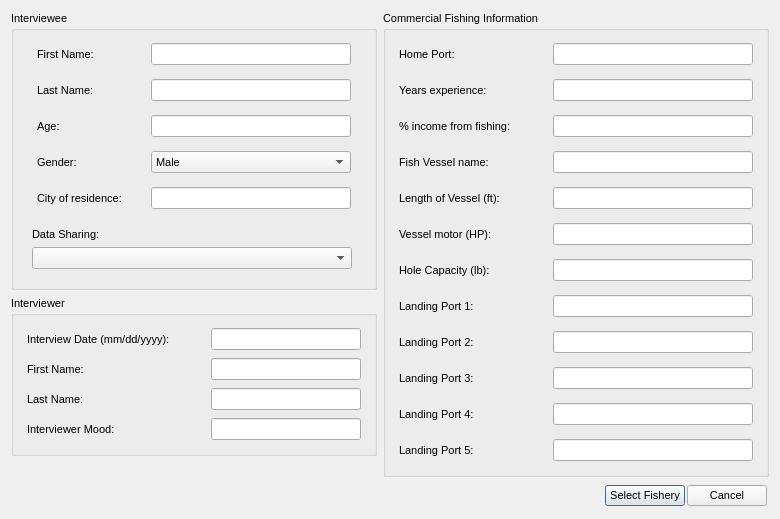
Old version of the form oom_bc_comm/Interview/interviewstart.ui in the repository Ecotrust/openoceanmap-desktop.
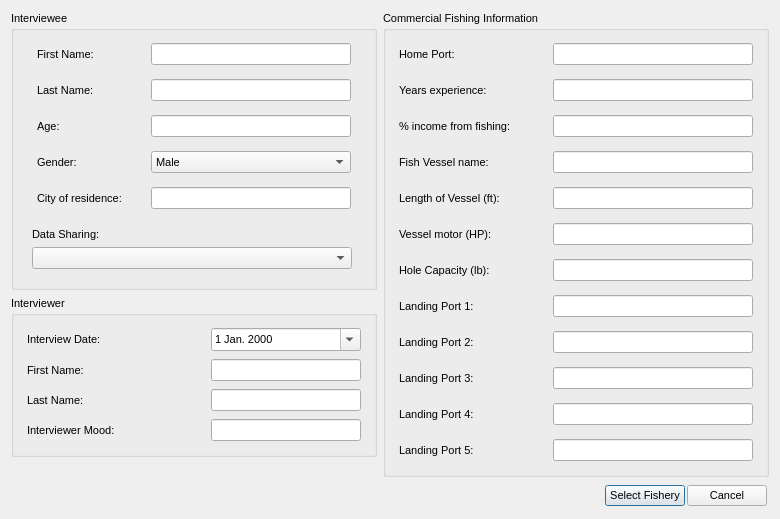
New version of the form.

Commit message: Added calendar popup for interview date, default to today's date

```diff
--- a/oom_bc_comm/Interview/interviewstart.ui
+++ b/oom_bc_comm/Interview/interviewstart.ui
@@ -508,34 +508,37 @@
                   </font>
                  </property>
                  <property name="text" >
-                  <string>Interview Date (mm/dd/yyyy):</string>
+                  <string>Interview Date:</string>
                  </property>
                 </widget>
                </item>
                <item>
-                <widget class="QLineEdit" name="date_line" >
-                 <property name="enabled" >
+                <widget class="QDateEdit" name="dateEdit" >
+                 <property name="locale" >
+                  <locale country="Canada" language="English" />
+                 </property>
+                 <property name="dateTime" >
+                  <datetime>
+                   <hour>0</hour>
+                   <minute>0</minute>
+                   <second>0</second>
+                   <year>2000</year>
+                   <month>1</month>
+                   <day>1</day>
+                  </datetime>
+                 </property>
+                 <property name="time" >
+                  <time>
+                   <hour>0</hour>
+                   <minute>0</minute>
+                   <second>0</second>
+                  </time>
+                 </property>
+                 <property name="calendarPopup" >
                   <bool>true</bool>
                  </property>
-                 <property name="minimumSize" >
-                  <size>
-                   <width>150</width>
-                   <height>0</height>
-                  </size>
-                 </property>
-                 <property name="maximumSize" >
-                  <size>
-                   <width>150</width>
-                   <height>16777215</height>
-                  </size>
-                 </property>
-                 <property name="font" >
-                  <font>
-                   <pointsize>8</pointsize>
-                  </font>
-                 </property>
-                 <property name="text" >
-                  <string/>
+                 <property name="currentSectionIndex" >
+                  <number>0</number>
                  </property>
                 </widget>
                </item>
```
Left out of the diff: 2 changed lines with no effect on the pictures.
